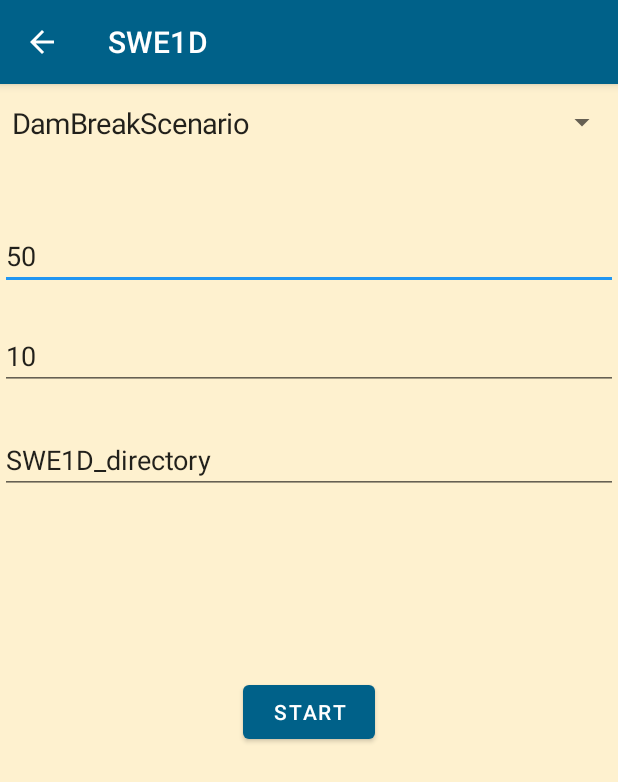
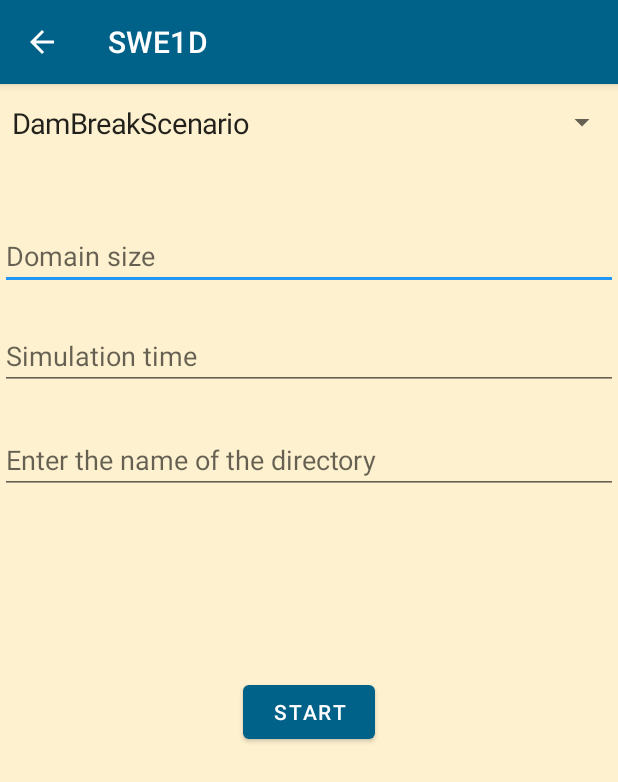
Before and after one commit to N101/SWE-Tsunami-Simulator-Android, an Android app: the SWE1D screen opened directly, with no data from a screen before it, on a phone screen of 412 x 824 dp. Shown: the top 782 px of the screen. Run offline under Robolectric (Android 15) with nearby library versions, the phone set to English and light mode, and no system bars.

Commit message:
removed default values from the SWE & SWE1D views

```diff
--- a/app/src/main/res/layout/acticity_swe1d.xml
+++ b/app/src/main/res/layout/acticity_swe1d.xml
@@ -16,7 +16,6 @@
         android:ems="10"
         android:hint="Domain size"
         android:inputType="numberDecimal"
-        android:text="50"
         app:layout_constraintBottom_toBottomOf="parent"
         app:layout_constraintEnd_toEndOf="parent"
         app:layout_constraintHorizontal_bias="1.0"
@@ -30,17 +29,16 @@
         android:layout_height="wrap_content"
         android:layout_marginTop="21dp"
         android:layout_marginBottom="381dp"
+        android:autofillHints="50"
         android:ems="10"
         android:hint="Simulation time"
         android:inputType="numberDecimal"
-        android:text="10"
         app:layout_constraintBottom_toBottomOf="parent"
         app:layout_constraintEnd_toEndOf="parent"
         app:layout_constraintHorizontal_bias="0.0"
         app:layout_constraintStart_toStartOf="parent"
         app:layout_constraintTop_toBottomOf="@+id/swe1size"
-        app:layout_constraintVertical_bias="0.0"
-        android:autofillHints="50" />
+        app:layout_constraintVertical_bias="0.0" />
 
 
     <Button
@@ -89,16 +87,15 @@
         android:layout_width="0dp"
         android:layout_height="wrap_content"
         android:layout_marginTop="21dp"
+        android:autofillHints="swe1d_dir"
         android:ems="10"
-        android:hint="Enter the base name"
+        android:hint="Enter the name of the directory"
         android:inputType="textPersonName"
-        android:text="SWE1D_directory"
         app:layout_constraintBottom_toBottomOf="parent"
         app:layout_constraintEnd_toEndOf="parent"
         app:layout_constraintHorizontal_bias="0.0"
         app:layout_constraintStart_toStartOf="parent"
         app:layout_constraintTop_toBottomOf="@+id/swe1dtime"
-        app:layout_constraintVertical_bias="0.006"
-        android:autofillHints="swe1d_dir" />
+        app:layout_constraintVertical_bias="0.006" />
 
 </androidx.constraintlayout.widget.ConstraintLayout>
```
Also changed, not shown: app/src/main/res/layout/activity_swe.xml (+2 -9 lines).
